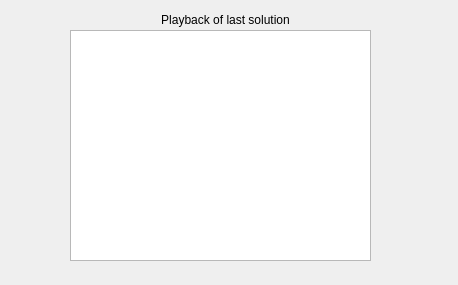
LeoDuhz/intro2ai_eight_puzzle, file eight_puzzle/playback.ui: the form before one commit.
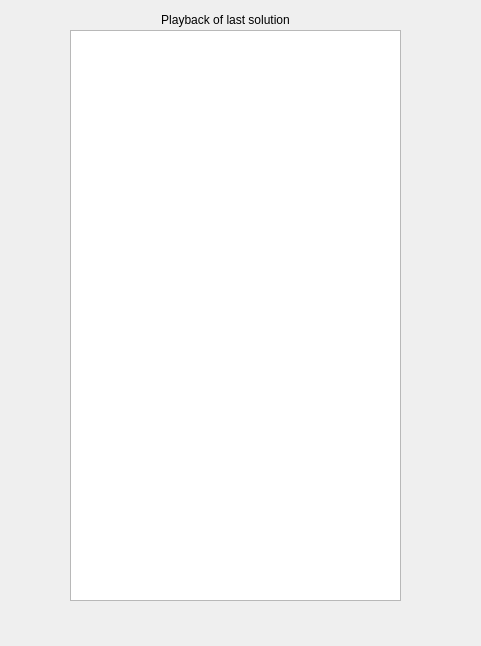
The form after the commit.

The edit to the form file:
```diff
--- a/eight_puzzle/playback.ui
+++ b/eight_puzzle/playback.ui
@@ -6,8 +6,8 @@
    <rect>
     <x>0</x>
     <y>0</y>
-    <width>458</width>
-    <height>285</height>
+    <width>481</width>
+    <height>646</height>
    </rect>
   </property>
   <property name="windowTitle">
@@ -18,8 +18,8 @@
     <rect>
      <x>70</x>
      <y>30</y>
-     <width>301</width>
-     <height>231</height>
+     <width>331</width>
+     <height>571</height>
     </rect>
    </property>
   </widget>
```
